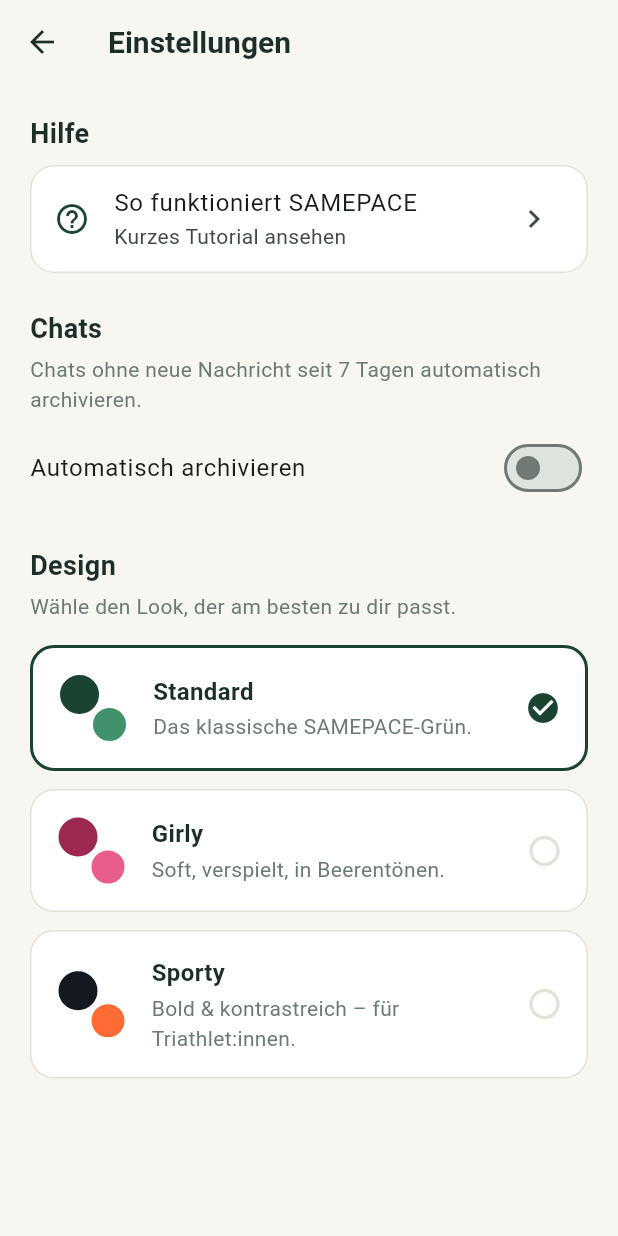
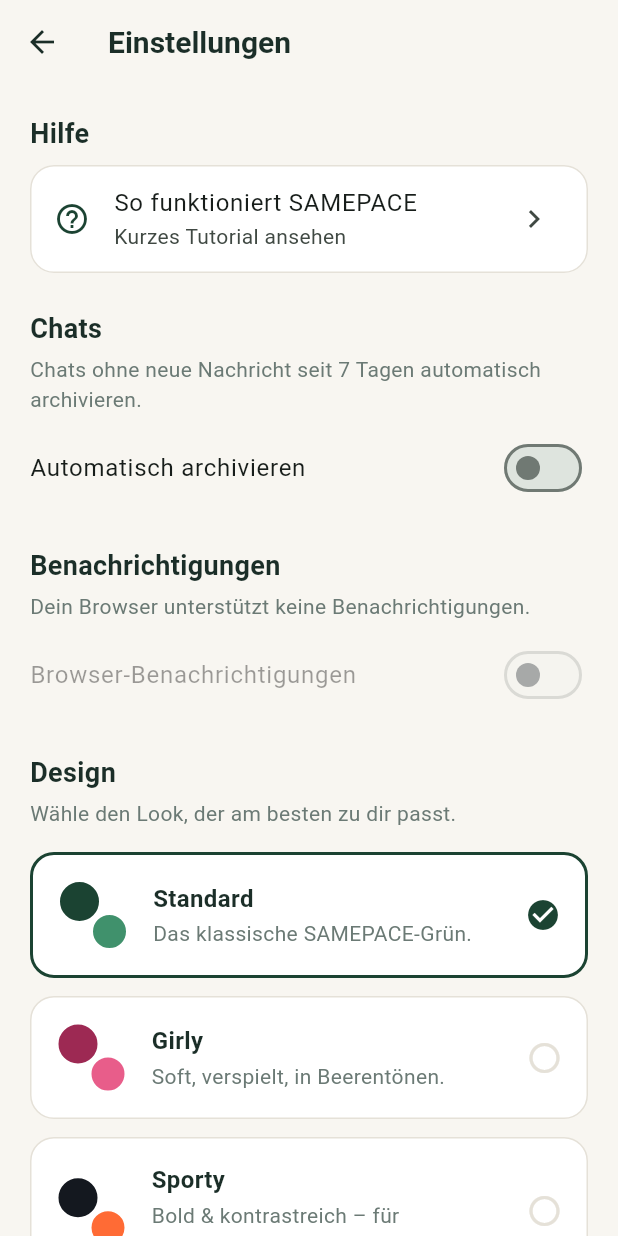
Before and after one commit to melinakunkel/PaceMatch, a Flutter app: the MatchesHubScreen screen opened by its route, after a tap on the "settings" icon, on a phone screen of 412 x 824 dp. Run offline on Flutter 3.47's test engine with Material 3 defaults, Android fonts, the phone set to English and light mode, and no system bars; our stand-ins replace flutter_dotenv, flutter_map, go_router, image_picker, latlong2, shared_preferences and 1 more; missing offline and left inert: dart:html; accounts and stored records are empty; network calls fail.

Commit message:
Add Matches badge and opt-in browser notifications
Groups created from a mutual "It's a Match" are now flagged
(groups.is_match), driving a red dot on the Matches tab for matches
the user hasn't opened yet (tracked via profiles.matches_seen_at,
so it stays in sync across devices) — mirroring the existing Chat
unread dot.

Also adds an opt-in "Browser-Benachrichtigungen" setting: once
granted, the browser Notification API fires for new chat messages
and new matches while SAMEPACE is open in a tab. This is a
foreground-only nudge, not real push — true push (app/tab closed)
needs a service worker plus server-side push infrastructure that
isn't part of this change.

```diff
--- a/lib/screens/matches/matches_hub_screen.dart
+++ b/lib/screens/matches/matches_hub_screen.dart
@@ -3,6 +3,7 @@ import 'package:go_router/go_router.dart';
 
 import '../../models/activity.dart';
 import '../../services/activity_service.dart';
+import '../../services/match_notifier.dart';
 import '../../services/match_service.dart';
 import '../../services/supabase_service.dart';
 import '../../theme/app_theme.dart';
@@ -32,6 +33,7 @@ class _MatchesHubScreenState extends State<MatchesHubScreen> {
   void initState() {
     super.initState();
     _future = _load();
+    MatchNotifier.markSeen();
   }
 
   Future<List<_MatchedActivity>> _load() async {
--- a/lib/screens/matches/matches_screen.dart
+++ b/lib/screens/matches/matches_screen.dart
@@ -94,6 +94,7 @@ class _MatchesScreenState extends State<MatchesScreen> {
       longitude: activity.longitude,
       meetingTime: activity.nextOccurrence,
       activityId: activity.id,
+      isMatch: true,
     );
     await _groupService.joinGroup(groupId: group.id, userId: otherUserId);
     return group.id;
--- a/lib/screens/profile/settings_screen.dart
+++ b/lib/screens/profile/settings_screen.dart
@@ -1,5 +1,6 @@
 import 'package:flutter/material.dart';
 
+import '../../services/browser_notification_service.dart';
 import '../../services/profile_service.dart';
 import '../../services/supabase_service.dart';
 import '../../theme/app_theme.dart';
@@ -15,6 +16,7 @@ class SettingsScreen extends StatefulWidget {
 class _SettingsScreenState extends State<SettingsScreen> {
   final _profileService = ProfileService();
   bool? _autoArchive;
+  bool? _browserNotifications;
 
   @override
   void initState() {
@@ -22,6 +24,29 @@ class _SettingsScreenState extends State<SettingsScreen> {
     _profileService.getProfile(SupabaseService.currentUserId!).then((p) {
       if (mounted) setState(() => _autoArchive = p.autoArchiveInactiveChats);
     });
+    BrowserNotificationService.isEnabled().then((v) {
+      if (mounted) setState(() => _browserNotifications = v);
+    });
+  }
+
+  Future<void> _setBrowserNotifications(bool value) async {
+    if (!value) {
+      await BrowserNotificationService.disable();
+      setState(() => _browserNotifications = false);
+      return;
+    }
+    final granted = await BrowserNotificationService.requestEnable();
+    if (!mounted) return;
+    setState(() => _browserNotifications = granted);
+    if (!granted) {
+      ScaffoldMessenger.of(context).showSnackBar(
+        const SnackBar(
+          content: Text(
+            'Berechtigung nicht erteilt. Du kannst sie in den Browser-Einstellungen ändern.',
+          ),
+        ),
+      );
+    }
   }
 
   Future<void> _setAutoArchive(bool value) async {
@@ -86,6 +111,29 @@ class _SettingsScreenState extends State<SettingsScreen> {
                   onChanged: _autoArchive == null
                       ? null
                       : (v) => _setAutoArchive(v),
+                ),
+                const SizedBox(height: 24),
+                const Text(
+                  'Benachrichtigungen',
+                  style: TextStyle(fontSize: 18, fontWeight: FontWeight.w700),
+                ),
+                const SizedBox(height: 4),
+                Text(
+                  BrowserNotificationService.isSupported
+                      ? 'Erhalte eine Browser-Benachrichtigung für neue Nachrichten und Matches, solange SAMEPACE in einem Tab offen ist.'
+                      : 'Dein Browser unterstützt keine Benachrichtigungen.',
+                  style: TextStyle(color: AppColors.textSecondary),
+                ),
+                const SizedBox(height: 8),
+                SwitchListTile(
+                  contentPadding: EdgeInsets.zero,
+                  title: const Text('Browser-Benachrichtigungen'),
+                  value: _browserNotifications ?? false,
+                  onChanged:
+                      (_browserNotifications == null ||
+                          !BrowserNotificationService.isSupported)
+                      ? null
+                      : (v) => _setBrowserNotifications(v),
                 ),
                 const SizedBox(height: 24),
                 const Text(
--- /dev/null
+++ b/lib/services/browser_notification_service.dart
@@ -0,0 +1,41 @@
+import 'package:shared_preferences/shared_preferences.dart';
+
+import 'browser_notifications/browser_notification_stub.dart'
+    if (dart.library.html) 'browser_notifications/browser_notification_web.dart'
+    as impl;
+
+const _prefKey = 'browser_notifications_enabled';
+
+/// Opt-in browser notifications for new messages/matches while the app is
+/// open in a tab — not real push (that needs a service worker + server-side
+/// push, which is out of scope here), just a foreground nudge so you notice
+/// something happened while looking at another tab.
+class BrowserNotificationService {
+  static bool get isSupported => impl.notificationsSupported;
+
+  static Future<bool> isEnabled() async {
+    if (!isSupported) return false;
+    final prefs = await SharedPreferences.getInstance();
+    return prefs.getBool(_prefKey) ?? false;
+  }
+
+  /// Asks the browser for permission and, if granted, persists the opt-in.
+  /// Returns whether it ended up enabled.
+  static Future<bool> requestEnable() async {
+    if (!isSupported) return false;
+    final granted = await impl.requestNotificationPermission();
+    final prefs = await SharedPreferences.getInstance();
+    await prefs.setBool(_prefKey, granted);
+    return granted;
+  }
+
+  static Future<void> disable() async {
+    final prefs = await SharedPreferences.getInstance();
+    await prefs.setBool(_prefKey, false);
+  }
+
+  static Future<void> showIfEnabled({required String title, String? body}) async {
+    if (!await isEnabled()) return;
+    impl.showBrowserNotification(title: title, body: body);
+  }
+}
--- /dev/null
+++ b/lib/services/browser_notifications/browser_notification_stub.dart
@@ -0,0 +1,6 @@
+/// Non-web fallback — no browser Notification API available.
+bool get notificationsSupported => false;
+
+Future<bool> requestNotificationPermission() async => false;
+
+void showBrowserNotification({required String title, String? body}) {}
--- a/lib/services/profile_service.dart
+++ b/lib/services/profile_service.dart
@@ -142,6 +142,26 @@ class ProfileService {
     return score;
   }
 
+  /// When the user last opened the Matches tab — used to know whether a
+  /// match-created group is "new" (see [GroupService.hasUnseenMatch]).
+  Future<DateTime?> getMatchesSeenAt(String userId) async {
+    final row = await _client
+        .from('profiles')
+        .select('matches_seen_at')
+        .eq('id', userId)
+        .maybeSingle();
+    final raw = row?['matches_seen_at'] as String?;
+    return raw == null ? null : DateTime.parse(raw);
+  }
+
+  Future<void> markMatchesSeen(String userId) async {
+    await SupabaseService.ensureFreshSession();
+    await _client
+        .from('profiles')
+        .update({'matches_seen_at': DateTime.now().toIso8601String()})
+        .eq('id', userId);
+  }
+
   /// % of the last 7 days the user had an active (checked-in) session.
   Future<List<bool>> getActivityLast7Days(String userId) async {
     final since = DateTime.now().subtract(const Duration(days: 7));
--- a/lib/widgets/app_scaffold.dart
+++ b/lib/widgets/app_scaffold.dart
@@ -2,6 +2,7 @@ import 'package:flutter/material.dart';
 import 'package:go_router/go_router.dart';
 
 import '../screens/profile/settings_screen.dart';
+import '../services/match_notifier.dart';
 import '../services/unread_controller.dart';
 import '../theme/app_theme.dart';
 
@@ -85,8 +86,35 @@ class AppScaffold extends StatelessWidget {
               icon: Icon(Icons.calendar_today_outlined),
               label: 'Plan',
             ),
-            const BottomNavigationBarItem(
-              icon: Icon(Icons.people_outline),
+            BottomNavigationBarItem(
+              icon: ValueListenableBuilder<bool>(
+                valueListenable: MatchNotifier.hasNewMatch,
+                builder: (context, hasNew, _) {
+                  return Stack(
+                    clipBehavior: Clip.none,
+                    children: [
+                      const Icon(Icons.people_outline),
+                      if (hasNew)
+                        Positioned(
+                          right: -2,
+                          top: -2,
+                          child: Container(
+                            width: 8,
+                            height: 8,
+                            decoration: BoxDecoration(
+                              color: AppColors.danger,
+                              shape: BoxShape.circle,
+                              border: Border.all(
+                                color: AppColors.surface,
+                                width: 1,
+                              ),
+                            ),
+                          ),
+                        ),
+                    ],
+                  );
+                },
+              ),
               label: 'Matches',
             ),
             BottomNavigationBarItem(
```
Also changed, not shown: lib/app.dart (+7 -0 lines), lib/services/browser_notifications/browser_notification_web.dart (added, +18 -0 lines), lib/services/group_service.dart (+20 -0 lines), lib/services/match_notifier.dart (added, +94 -0 lines), lib/services/unread_controller.dart (+32 -1 lines), 1 other file.
